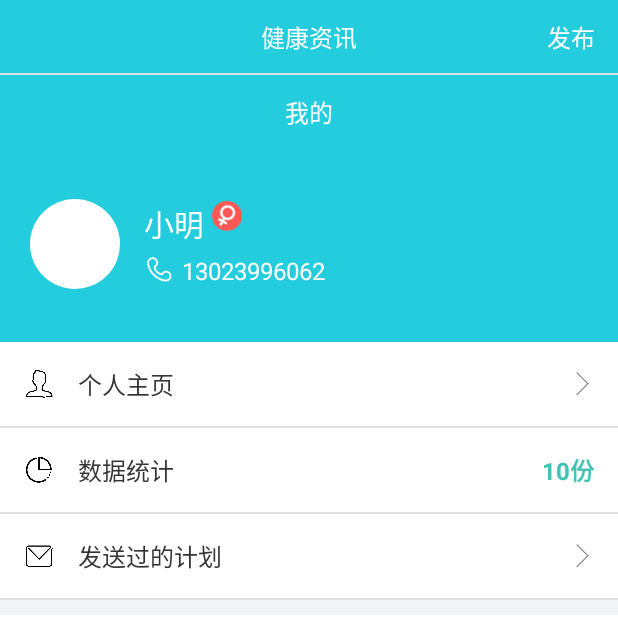
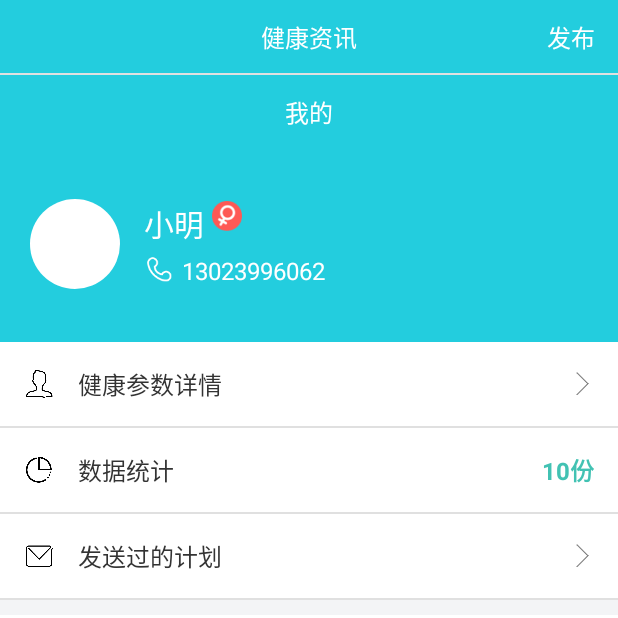
Before and after one commit to ChuanLikeCode/personalparameter, an Android app: the fragment MineFragment placed in its activity, after a tap on "发送过的计划", on a phone screen of 412 x 824 dp, the top half of it. Run offline under Robolectric (Android 15) with nearby library versions, the phone set to English and light mode, and no system bars; our stand-ins replace CircleImageView; libraries missing offline, so code that uses them is left out: cn.bmob.v3, cn.smssdk, com.cjj; plain views replace MaterialRefreshLayout; pictures from the network do not load; 8 statements that could not run were skipped.

```diff
--- a/app/src/main/java/com/zcdyy/personalparameter/ui/fragment/MineFragment.java
+++ b/app/src/main/java/com/zcdyy/personalparameter/ui/fragment/MineFragment.java
@@ -85,10 +85,9 @@ public class MineFragment extends BaseFragment implements View.OnClickListener {
     public void onClick(View v) {
             Intent intent;
             switch (v.getId()){
-//                case R.id.rl_homePage:
-//                    intent = new Intent(getActivity(), MyHomeActivity.class);
-//                    startActivity(intent);
-//                    break;
+                case R.id.rl_homePage://健康参数详情
+
+                    break;
 //                case R.id.rl_send:
 //                    intent = new Intent(getActivity(), SendActivity.class);
 //                    startActivity(intent);
--- a/app/src/main/res/layout/fragment_my.xml
+++ b/app/src/main/res/layout/fragment_my.xml
@@ -85,7 +85,7 @@
             android:layout_toRightOf="@id/iv_home"
             android:layout_marginLeft="16dp"
             android:textColor="@color/colorBlack"
-            android:text="个人主页"/>
+            android:text="健康参数详情"/>
 
         <ImageView
             android:layout_width="15dp"
```
